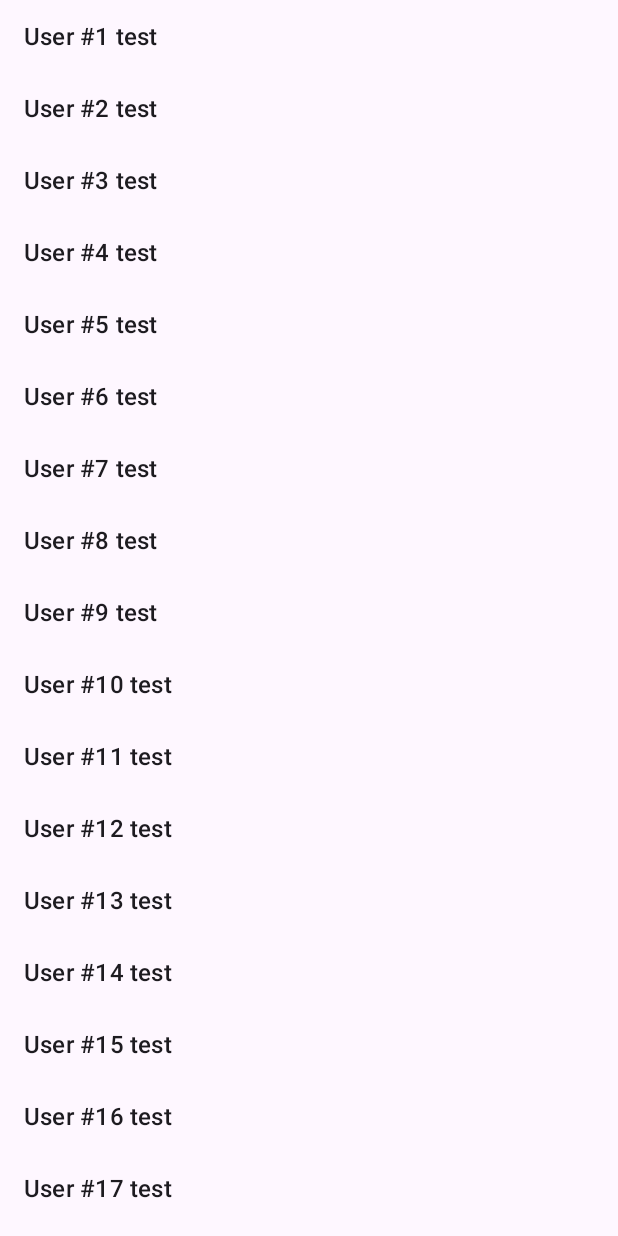
After one commit to nmortezamt/android_profile, an Android app: the RecyclerViewActivity screen opened directly, with no data from a screen before it, on a phone screen of 412 x 824 dp. The commit adds this screen. Run offline under Robolectric (Android 15) with nearby library versions, the phone set to English and light mode, and no system bars.

Commit message:
add recyclerView

```diff
--- a/app/src/main/AndroidManifest.xml
+++ b/app/src/main/AndroidManifest.xml
@@ -17,6 +17,7 @@
         <activity android:name=".SplashActivity" />
         <activity android:name=".OperatorActivity" />
         <activity android:name=".MathActivity" />
+        <activity android:name=".RecyclerViewActivity" />
         <activity
             android:name=".MainActivity"
             android:exported="true">
--- a/app/src/main/java/com/example/profile/ProfileActivity.java
+++ b/app/src/main/java/com/example/profile/ProfileActivity.java
@@ -55,5 +55,10 @@ public class ProfileActivity extends AppCompatActivity {
             Intent splashIntent  = new Intent(ProfileActivity.this, SplashActivity.class);
             startActivity(splashIntent);
         });
+        Button RecyclerViewBtn = findViewById(R.id.RecyclerView);
+        RecyclerViewBtn.setOnClickListener(v -> {
+            Intent RecyclerRecyclerViewiewIntent  = new Intent(ProfileActivity.this, RecyclerViewActivity.class);
+            startActivity(RecyclerRecyclerViewiewIntent);
+        });
     }
 }
--- /dev/null
+++ b/app/src/main/java/com/example/profile/RecyclerViewActivity.java
@@ -0,0 +1,34 @@
+package com.example.profile;
+
+import android.os.Bundle;
+
+import androidx.activity.EdgeToEdge;
+import androidx.appcompat.app.AppCompatActivity;
+import androidx.recyclerview.widget.LinearLayoutManager;
+import androidx.recyclerview.widget.RecyclerView;
+
+import java.util.ArrayList;
+import java.util.List;
+
+public class RecyclerViewActivity extends AppCompatActivity {
+
+    RecyclerView recyclerView;
+    List<UserData> users = new ArrayList<>();
+    @Override
+    protected void onCreate(Bundle savedInstanceState) {
+        super.onCreate(savedInstanceState);
+        EdgeToEdge.enable(this);
+        setContentView(R.layout.recycler);
+
+        recyclerView = findViewById(R.id.recyclerView);
+        recyclerView.setLayoutManager(new LinearLayoutManager(this));
+
+
+        for (int i = 1; i <= 100; i++) {
+            users.add(new UserData("User #" + i, "test", String.valueOf(i),"test" + i));
+        }
+
+        UserAdapter adapter = new UserAdapter(users);
+        recyclerView.setAdapter(adapter);
+    }
+}
--- /dev/null
+++ b/app/src/main/java/com/example/profile/UserAdapter.java
@@ -0,0 +1,48 @@
+package com.example.profile;
+
+import android.os.Bundle;
+import android.view.LayoutInflater;
+import android.view.View;
+import android.view.ViewGroup;
+import android.widget.TextView;
+
+import androidx.activity.EdgeToEdge;
+import androidx.annotation.NonNull;
+import androidx.appcompat.app.AppCompatActivity;
+import androidx.recyclerview.widget.RecyclerView;
+
+import java.util.List;
+
+public class UserAdapter extends RecyclerView.Adapter<UserAdapter.UserViewHolder> {
+
+    List<UserData> userList;
+
+    public UserAdapter(List<UserData> userList){
+        this.userList = userList;
+    }
+    @NonNull
+    @Override
+    public UserViewHolder onCreateViewHolder(@NonNull ViewGroup parent, int viewType) {
+        View view = LayoutInflater.from(parent.getContext()).inflate(android.R.layout.simple_list_item_1, parent, false);
+        return new UserViewHolder(view);
+    }
+
+    @Override
+    public void onBindViewHolder(@NonNull UserViewHolder holder, int position) {
+        holder.textView.setText(userList.get(position).getFullName());
+    }
+
+    @Override
+    public int getItemCount() {
+        return userList.size();
+    }
+
+    public static class UserViewHolder extends RecyclerView.ViewHolder {
+        TextView textView;
+
+        public UserViewHolder(@NonNull View itemView) {
+            super(itemView);
+            textView = itemView.findViewById(android.R.id.text1);
+        }
+    }
+}
--- a/app/src/main/res/layout/profile.xml
+++ b/app/src/main/res/layout/profile.xml
@@ -48,6 +48,12 @@
             android:text="splash"
             android:layout_marginTop="20dp" />
         <Button
+            android:id="@+id/RecyclerView"
+            android:layout_width="wrap_content"
+            android:layout_height="wrap_content"
+            android:text="@string/user_list"
+            android:layout_marginTop="20dp" />
+        <Button
             android:id="@+id/logoutButton"
             android:layout_width="wrap_content"
             android:layout_height="wrap_content"
--- /dev/null
+++ b/app/src/main/res/layout/recycler.xml
@@ -0,0 +1,14 @@
+<?xml version="1.0" encoding="utf-8"?>
+<androidx.constraintlayout.widget.ConstraintLayout xmlns:android="http://schemas.android.com/apk/res/android"
+    xmlns:app="http://schemas.android.com/apk/res-auto"
+    xmlns:tools="http://schemas.android.com/tools"
+    android:id="@+id/main"
+    android:layout_width="match_parent"
+    android:layout_height="match_parent"
+    tools:context=".RecyclerViewActivity">
+    <androidx.recyclerview.widget.RecyclerView
+        android:id="@+id/recyclerView"
+        android:layout_width="match_parent"
+        android:layout_height="match_parent" />
+
+</androidx.constraintlayout.widget.ConstraintLayout>
--- a/app/src/main/res/values/strings.xml
+++ b/app/src/main/res/values/strings.xml
@@ -1,3 +1,4 @@
 <resources>
     <string name="app_name">profile</string>
+    <string name="user_list">User List</string>
 </resources>
```
